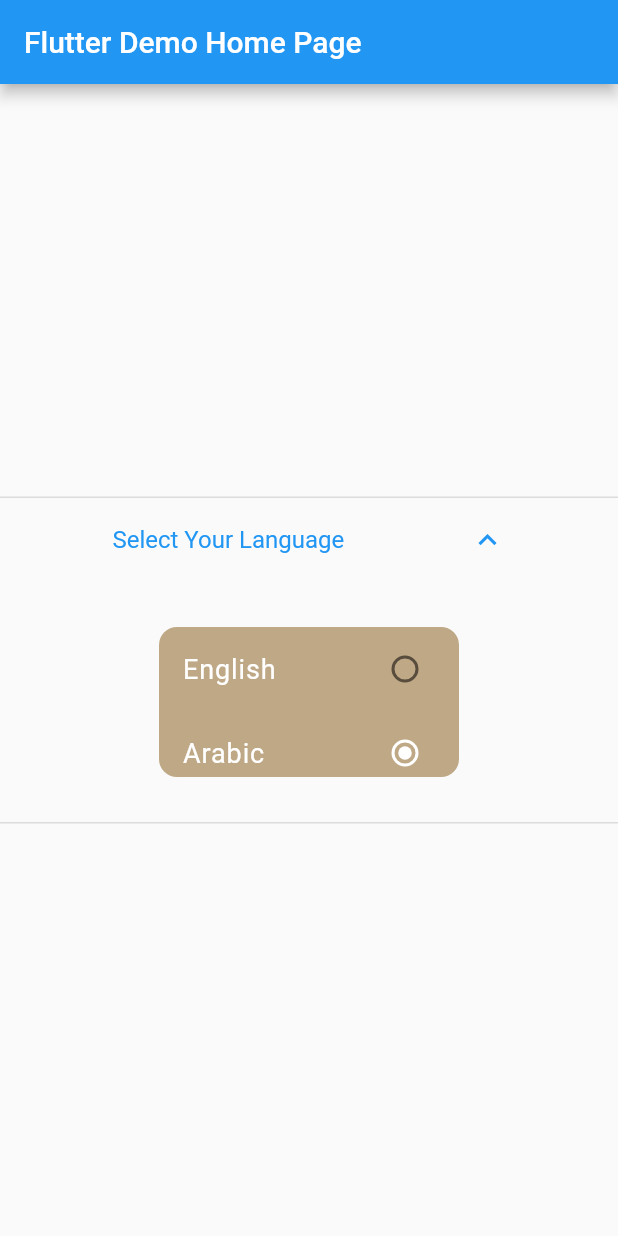
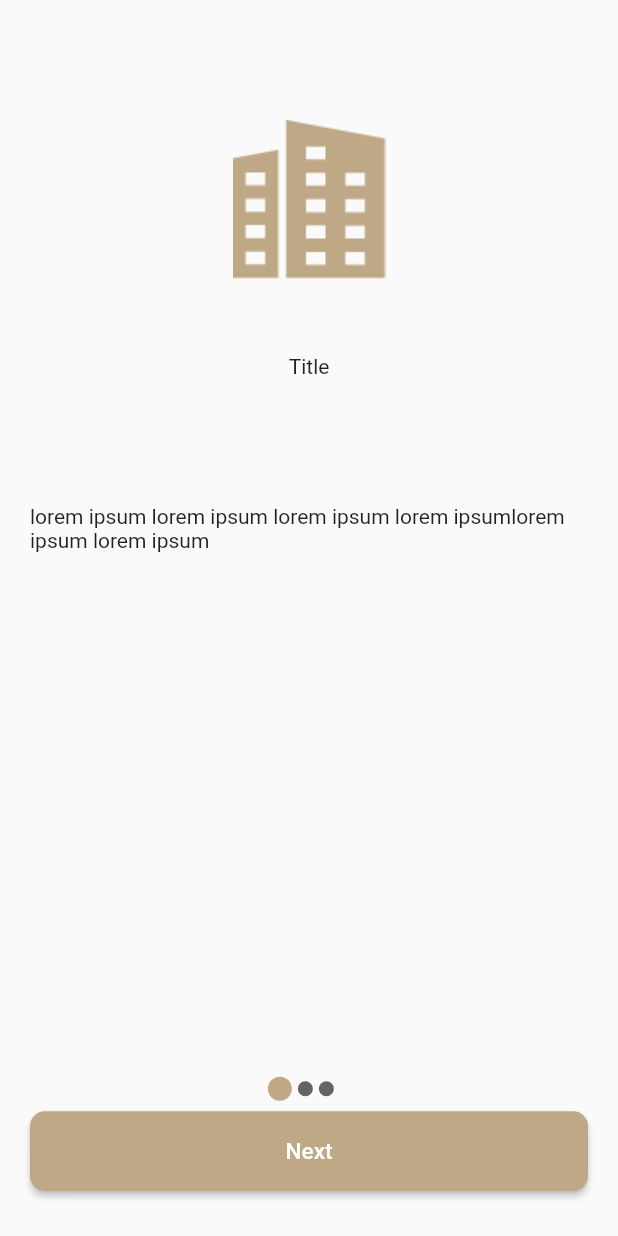
Before and after one commit to Abdallah-al-hallak/pms_manager, a Flutter app: the screen it shows after launch, after a tap on "Select Your Language", after a tap on "Arabic", on a phone screen of 412 x 824 dp. Run offline on Flutter 3.47's test engine with Material 2 defaults, Android fonts, the phone set to English and light mode, and no system bars; our stand-ins replace equatable.

Commit message:
pageView implementation

```diff
--- /dev/null
+++ b/lib/features/intro/view/page_view.dart
@@ -0,0 +1,155 @@
+import 'package:equatable/equatable.dart';
+import 'package:flutter/material.dart';
+import 'package:pms_manager/features/intro/widgets/custom_buton.dart';
+import 'package:pms_manager/utils/colors.dart';
+
+class PageViewIntro extends StatefulWidget {
+  const PageViewIntro({super.key});
+
+  @override
+  State<PageViewIntro> createState() => _PageViewIntroState();
+}
+
+class _PageViewIntroState extends State<PageViewIntro> {
+  final PageController _pageController = PageController();
+  int pageindex = 0;
+  List<IntroObject> list = [
+    IntroObject(
+      photo: 'assets/png/Group.png',
+      title: 'Title',
+      description:
+          'lorem ipsum lorem ipsum lorem ipsum lorem ipsumlorem ipsum lorem ipsum ',
+    ),
+    IntroObject(
+      photo: 'assets/png/tools.png',
+      title: 'Title',
+      description:
+          'lorem ipsum lorem ipsum lorem ipsum lorem ipsumlorem ipsum lorem ipsum ',
+    ),
+    IntroObject(
+      photo: 'assets/png/key.png',
+      title: 'Title',
+      description:
+          'lorem ipsum lorem ipsum lorem ipsum lorem ipsumlorem ipsum lorem ipsum ',
+    ),
+  ];
+  @override
+  void initState() {
+    super.initState();
+    _pageController.addListener(listenToPage);
+  }
+
+  void listenToPage() {
+    pageindex = _pageController.pageIndex;
+    setState(() {});
+    print('pageindex$pageindex');
+  }
+
+  @override
+  Widget build(BuildContext context) {
+    return Scaffold(
+      body: LayoutBuilder(
+        builder: (p0, p1) => SafeArea(
+            child: Padding(
+          padding: const EdgeInsets.symmetric(vertical: 30, horizontal: 20),
+          child: Column(
+            crossAxisAlignment: CrossAxisAlignment.center,
+            children: [
+              Expanded(
+                child: PageView.builder(
+                  physics: const BouncingScrollPhysics(),
+                  controller: _pageController,
+                  itemCount: list.length,
+                  itemBuilder: (context, index) {
+                    return Column(
+                      crossAxisAlignment: CrossAxisAlignment.center,
+                      mainAxisAlignment: MainAxisAlignment.center,
+                      children: [
+                        SizedBox(
+                            height: p1.maxHeight / 4,
+                            child: Image.asset(list[index].photo)),
+                        Expanded(
+                          child: Text(
+                            list[index].title,
+                          ),
+                        ),
+                        Expanded(
+                          child: Text(
+                            list[index].description,
+                          ),
+                        ),
+                        SizedBox(width: 0.0, height: p1.maxHeight / 3),
+                      ],
+                    );
+                  },
+                ),
+              ),
+              SizedBox(
+                height: 30,
+                width: p1.maxWidth / 7,
+                child: ListView.builder(
+                  itemCount: list.length,
+                  scrollDirection: Axis.horizontal,
+                  itemBuilder: (BuildContext context, int index) {
+                    var isSame = pageindex == index;
+                    return Center(
+                      child: Container(
+                        margin: const EdgeInsets.all(2),
+                        width: isSame ? 16 : 10,
+                        height: isSame ? 16 : 10,
+                        decoration: BoxDecoration(
+                            color: isSame ? gold : lightDark.withOpacity(0.7),
+                            shape: BoxShape.circle),
+                      ),
+                    );
+                  },
+                ),
+              ),
+              CustomElevatedButton(
+                  text: 'Next',
+                  onPressed: () {
+                    _pageController.nextPage(
+                        duration: const Duration(milliseconds: 400),
+                        curve: Curves.ease);
+                  }),
+            ],
+          ),
+        )),
+      ),
+    );
+  }
+}
+
+class IntroObject extends Equatable {
+  String photo;
+  String title;
+  String description;
+  IntroObject({
+    required this.photo,
+    required this.title,
+    required this.description,
+  });
+
+  @override
+  List<Object?> get props => [
+        photo,
+        title,
+        description,
+      ];
+
+  IntroObject copyWith({
+    String? photo,
+    String? title,
+    String? description,
+  }) {
+    return IntroObject(
+      photo: photo ?? this.photo,
+      title: title ?? this.title,
+      description: description ?? this.description,
+    );
+  }
+}
+
+extension PageControllerInteger on PageController {
+  int get pageIndex => page?.toInt() ?? 0;
+}
--- a/lib/features/intro/widgets/custom_buton.dart
+++ b/lib/features/intro/widgets/custom_buton.dart
@@ -1,5 +1,7 @@
 import 'package:flutter/material.dart';
 import 'package:pms_manager/features/intro/widgets/custom_text.dart';
+
+import '../../../utils/colors.dart';
 
 class CustomElevatedButton extends StatelessWidget {
   const CustomElevatedButton({
@@ -15,16 +17,22 @@ class CustomElevatedButton extends StatelessWidget {
   final double? height;
   @override
   Widget build(BuildContext context) {
+    return LayoutBuilder(builder: (context, p1) {
       return ElevatedButton(
         style: ElevatedButton.styleFrom(
+            primary: gold,
             shape: RoundedRectangleBorder(
               borderRadius: BorderRadius.circular(10),
             ),
-          minimumSize: Size(width ?? 50, height ?? 30)),
+            minimumSize: Size(
+              width ?? p1.maxWidth / 1.0,
+              height ?? p1.maxWidth / 7,
+            )),
         onPressed: onPressed,
         child: CustomText(
           text: text,
         ),
       );
+    });
   }
 }
--- a/lib/main.dart
+++ b/lib/main.dart
@@ -1,6 +1,9 @@
 import 'package:flutter/material.dart';
 import 'package:pms_manager/utils/colors.dart';
 import 'package:pms_manager/utils/styles.dart';
+import 'package:pms_manager/utils/widgets/custom_radio_butt.dart';
+
+import 'features/intro/view/page_view.dart';
 
 void main() {
   runApp(const MyApp());
@@ -40,11 +43,14 @@ class _MyHomePageState extends State<MyHomePage> {
         appBar: AppBar(
           title: Text(widget.title),
         ),
-      body: Center(
+        body: LayoutBuilder(
+          builder: (p0, p1) => Center(
             child: Column(
               mainAxisAlignment: MainAxisAlignment.center,
               children: <Widget>[
                 ExpansionTile(
+                  iconColor: lightDark,
+                  textColor: lightDark,
                   childrenPadding: const EdgeInsets.all(30),
                   tilePadding: const EdgeInsets.symmetric(
                     horizontal: 75,
@@ -52,53 +58,45 @@ class _MyHomePageState extends State<MyHomePage> {
                   title: const Text('Select Your Language'),
                   children: [
                     SizedBox(
-                  height: 100,
-                  width: 200,
+                      height: p1.maxHeight / 4,
+                      width: p1.maxWidth / 1.5,
                       child: Container(
                         decoration: BoxDecoration(
                           borderRadius: BorderRadius.circular(12),
                           color: gold,
                         ),
                         child: Column(
+                          mainAxisAlignment: MainAxisAlignment.center,
                           children: [
-                        Directionality(
-                          textDirection: TextDirection.rtl,
-                          child: RadioListTile<Languages>(
-                            activeColor: Colors.white,
+                            LanguageRadioRow(
+                              groupValue: language,
                               value: Languages.english,
-                            groupValue: language,
-                            secondary: Text(
-                              'English',
-                              style: standardTextStyle(),
-                            ),
-                            toggleable: true,
                               onChanged: (value) {
+                                //TODO Engilsh logic language
                                 setState(() {
                                   language = value!;
                                 });
-                              //TODO Navigate to view
-                              // Navigator.pushReplacement(context, newRoute);
                               },
+                              text: 'English',
                             ),
-                        ),
-                        Directionality(
-                          textDirection: TextDirection.rtl,
-                          child: RadioListTile(
-                            activeColor: Colors.white,
+                            LanguageRadioRow(
+                              groupValue: language,
                               value: Languages.arabic,
-                            groupValue: language,
-                            secondary: Text(
-                              'Arabic',
-                              style: standardTextStyle(),
-                            ),
-                            toggleable: true,
-                            onChanged: (value) {
+                              onChanged: (value) async {
                                 //TODO Arabic logic language
                                 setState(() {
                                   language = value!;
                                 });
+                                await Future.delayed(
+                                    const Duration(milliseconds: 500));
+                                Navigator.pushReplacement(
+                                    context,
+                                    MaterialPageRoute(
+                                      builder: (context) =>
+                                          const PageViewIntro(),
+                                    ));
                               },
-                          ),
+                              text: 'Arabic',
                             ),
                           ],
                         ),
@@ -109,6 +107,6 @@ class _MyHomePageState extends State<MyHomePage> {
               ],
             ),
           ),
-    );
+        ));
   }
 }
--- a/lib/utils/colors.dart
+++ b/lib/utils/colors.dart
@@ -1,4 +1,4 @@
 import 'package:flutter/material.dart';
 
 const Color gold = Color.fromRGBO(191, 168, 134, 1);
-const Color lightDart = Color.fromRGBO(35, 35, 35, 1);
+const Color lightDark = Color.fromRGBO(35, 35, 35, 1);
--- /dev/null
+++ b/lib/utils/widgets/custom_radio_butt.dart
@@ -0,0 +1,36 @@
+import 'package:flutter/material.dart';
+
+import '../styles.dart';
+
+class LanguageRadioRow extends StatelessWidget {
+  const LanguageRadioRow({
+    super.key,
+    required this.onChanged,
+    required this.text,
+    required this.groupValue,
+    required this.value,
+    this.color,
+  });
+  final void Function(dynamic)? onChanged;
+  final String text;
+  final dynamic groupValue;
+  final dynamic value;
+  final Color? color;
+  @override
+  Widget build(BuildContext context) {
+    return Directionality(
+      textDirection: TextDirection.rtl,
+      child: RadioListTile<dynamic>(
+        activeColor: color ?? Colors.white,
+        value: value,
+        groupValue: groupValue,
+        secondary: Text(
+          text,
+          style: standardTextStyle(),
+        ),
+        toggleable: true,
+        onChanged: onChanged,
+      ),
+    );
+  }
+}
```
Also changed, not shown: pubspec.yaml (+4 -3 lines), assets/png/Group.png (added), assets/png/key.png (added), assets/png/tools.png (added), pubspec.lock. Lines whose indentation alone changed are shown as unchanged.
